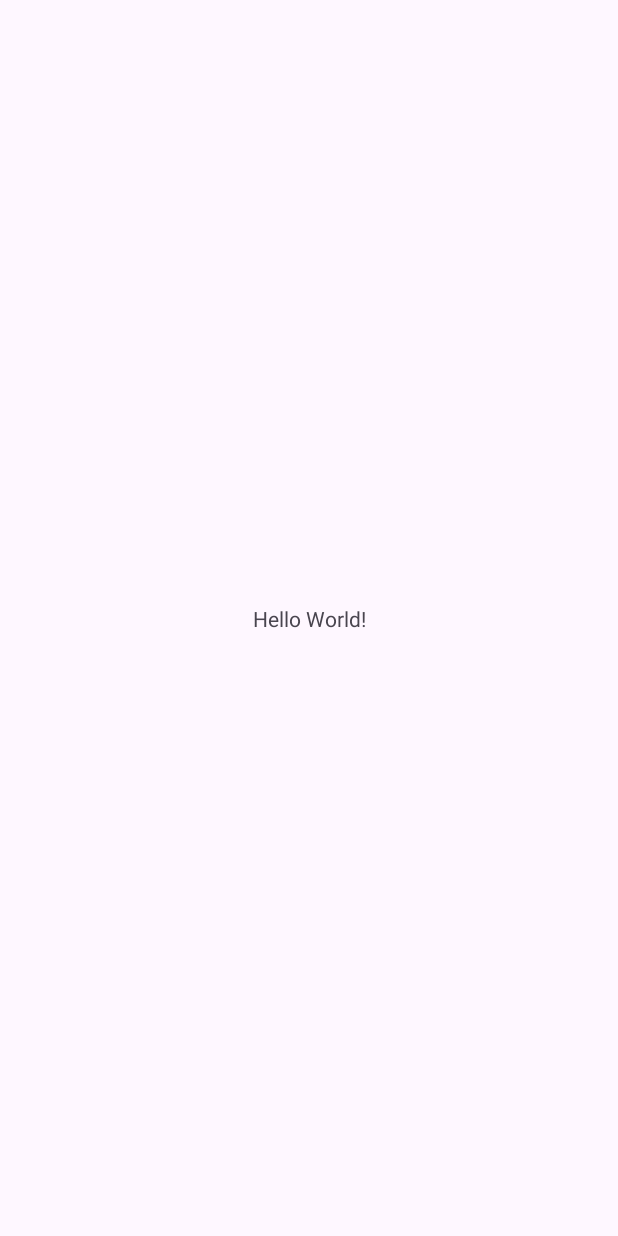
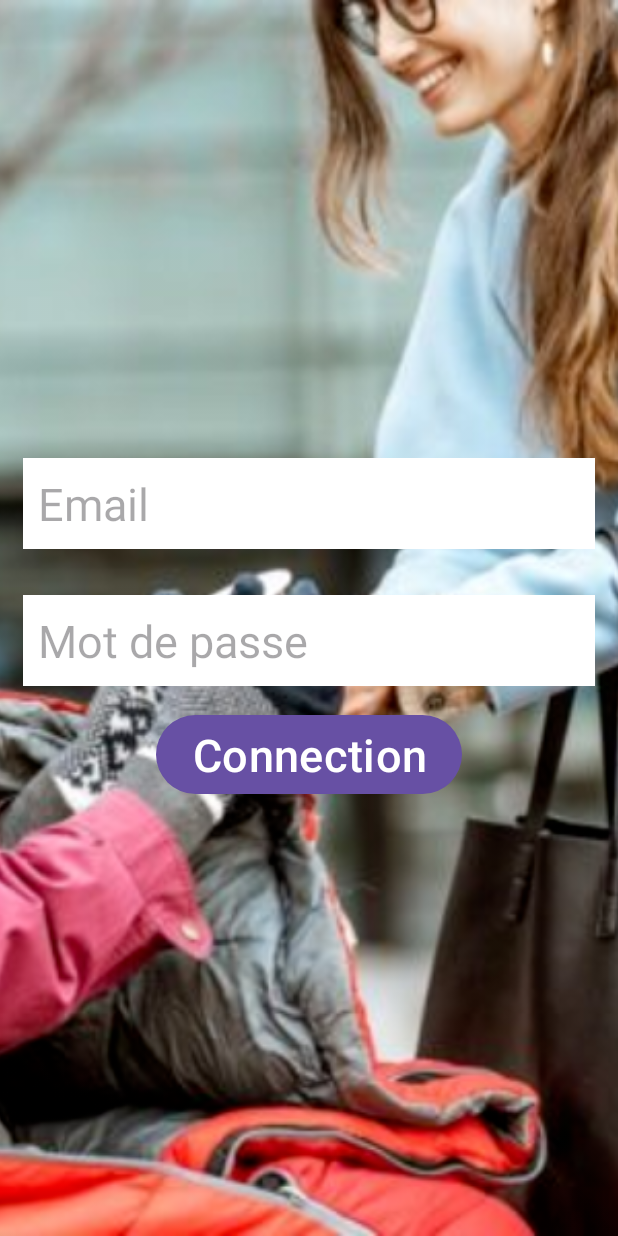
Before and after one commit to DVMkhpte/PA-ATD-2023-2024, an Android app: the screen it shows after launch (MainActivity), on a phone screen of 412 x 824 dp. Before the commit the screen is almost empty. Run offline under Robolectric (Android 15) with nearby library versions, the phone set to English and light mode, and no system bars; our stand-ins replace Volley.

Commit message:
Add login page  on app Android

```diff
--- a/ApplicationMobilePA2/app/build.gradle.kts
+++ b/ApplicationMobilePA2/app/build.gradle.kts
@@ -44,4 +44,5 @@ dependencies {
     testImplementation("junit:junit:4.13.2")
     androidTestImplementation("androidx.test.ext:junit:1.1.5")
     androidTestImplementation("androidx.test.espresso:espresso-core:3.5.1")
+    implementation("com.android.volley:volley:1.2.1")
 }
--- a/ApplicationMobilePA2/app/src/main/AndroidManifest.xml
+++ b/ApplicationMobilePA2/app/src/main/AndroidManifest.xml
@@ -4,6 +4,7 @@
 
     <application
         android:allowBackup="true"
+        android:networkSecurityConfig="@xml/network_security_config"
         android:dataExtractionRules="@xml/data_extraction_rules"
         android:fullBackupContent="@xml/backup_rules"
         android:icon="@mipmap/ic_launcher"
@@ -12,6 +13,9 @@
         android:supportsRtl="true"
         android:theme="@style/Theme.ApplicationMobilePA2"
         tools:targetApi="31">
+        <activity
+            android:name=".ActivityPlanning"
+            android:exported="false" />
         <activity
             android:name=".MainActivity"
             android:exported="true">
@@ -22,5 +26,7 @@
             </intent-filter>
         </activity>
     </application>
+    <uses-permission android:name="android.permission.INTERNET"
+        tools:ignore="ManifestOrder" />
 
 </manifest>
--- a/ApplicationMobilePA2/app/src/main/res/layout/activity_main.xml
+++ b/ApplicationMobilePA2/app/src/main/res/layout/activity_main.xml
@@ -1,18 +1,68 @@
 <?xml version="1.0" encoding="utf-8"?>
-<androidx.constraintlayout.widget.ConstraintLayout xmlns:android="http://schemas.android.com/apk/res/android"
+<LinearLayout xmlns:android="http://schemas.android.com/apk/res/android"
     xmlns:app="http://schemas.android.com/apk/res-auto"
     xmlns:tools="http://schemas.android.com/tools"
     android:layout_width="match_parent"
     android:layout_height="match_parent"
     tools:context=".MainActivity">
 
-    <TextView
-        android:layout_width="wrap_content"
+    <FrameLayout
+        android:layout_width="match_parent"
+        android:layout_height="match_parent"
+        >
+
+    <ImageView
+        android:layout_width="match_parent"
+        android:layout_height="match_parent"
+        android:scaleType="centerCrop"
+        android:src="@drawable/login"
+        />
+
+    <LinearLayout
+        android:layout_width="match_parent"
         android:layout_height="wrap_content"
-        android:text="Hello World!"
-        app:layout_constraintBottom_toBottomOf="parent"
-        app:layout_constraintEnd_toEndOf="parent"
-        app:layout_constraintStart_toStartOf="parent"
-        app:layout_constraintTop_toTopOf="parent" />
+        android:orientation="vertical"
+        android:layout_gravity="center_horizontal|center_vertical"
+        >
 
-</androidx.constraintlayout.widget.ConstraintLayout>
+        <EditText
+            android:layout_width="match_parent"
+            android:layout_height="wrap_content"
+            android:layout_margin="15dp"
+            android:padding="10dp"
+            android:background="@color/white"
+            android:textSize="30dp"
+            android:hint="Email"
+
+            android:id="@+id/email"
+            />
+
+        <EditText
+            android:layout_width="match_parent"
+            android:layout_height="wrap_content"
+            android:layout_margin="15dp"
+            android:padding="10dp"
+            android:background="@color/white"
+            android:hint="Mot de passe"
+            android:textSize="30dp"
+
+            android:id="@+id/mdp"
+            />
+
+        <Button
+            android:layout_width="wrap_content"
+            android:layout_height="wrap_content"
+            android:text="Connection"
+            android:textSize="30dp"
+            android:layout_gravity="center"
+
+            android:id="@+id/login"
+            />
+
+    </LinearLayout>
+
+    </FrameLayout>
+
+
+
+</LinearLayout>
--- a/ApplicationMobilePA2/app/src/main/res/values/colors.xml
+++ b/ApplicationMobilePA2/app/src/main/res/values/colors.xml
@@ -2,4 +2,6 @@
 <resources>
     <color name="black">#FF000000</color>
     <color name="white">#FFFFFFFF</color>
+    <color name="backgroud">#38A7A6 </color>
+    <color name="option">#59CD97</color>
 </resources>
--- /dev/null
+++ b/ApplicationMobilePA2/app/src/main/res/xml/network_security_config.xml
@@ -0,0 +1,6 @@
+<?xml version="1.0" encoding="utf-8"?>
+<network-security-config>
+    <domain-config cleartextTrafficPermitted="true">
+        <domain includeSubdomains="true">10.0.2.2</domain>
+    </domain-config>
+</network-security-config>
```
Also changed, not shown: ApplicationMobilePA2/app/src/main/java/com/example/applicationmobilepa2/ActivityPlanning.kt (added, +22 -0 lines), ApplicationMobilePA2/app/src/main/java/com/example/applicationmobilepa2/MainActivity.kt (+59 -0 lines), ApplicationMobilePA2/app/src/main/res/layout/activity_planning.xml (added, +9 -0 lines), ApplicationMobilePA2/app/src/main/res/drawable/login.png (added), ApplicationMobilePA2/app/src/main/res/drawable/logo.png (added).
